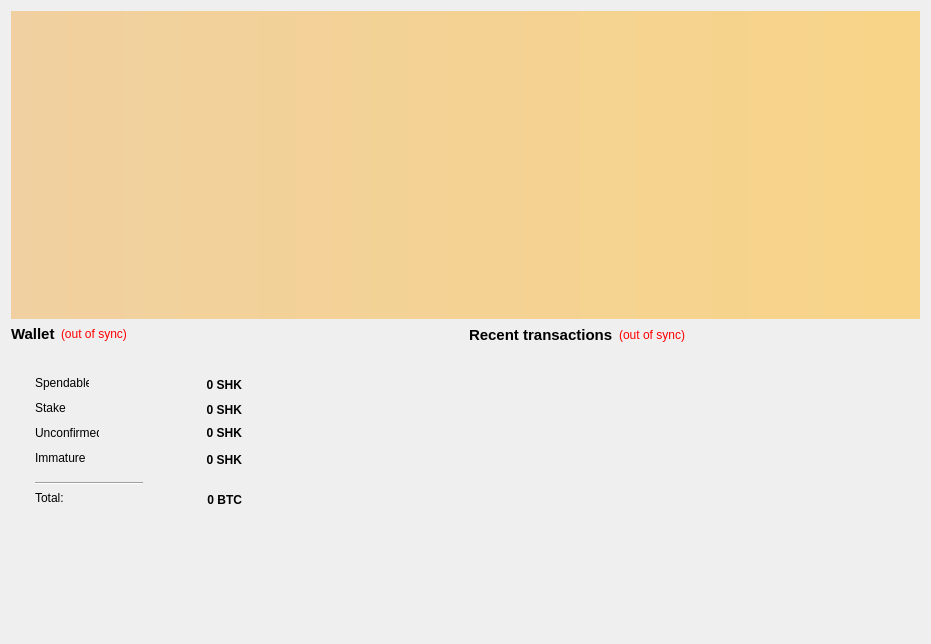
Qt form src/qt/forms/overviewpage.ui (sakhiwahab2019/Sakhi) before a commit.
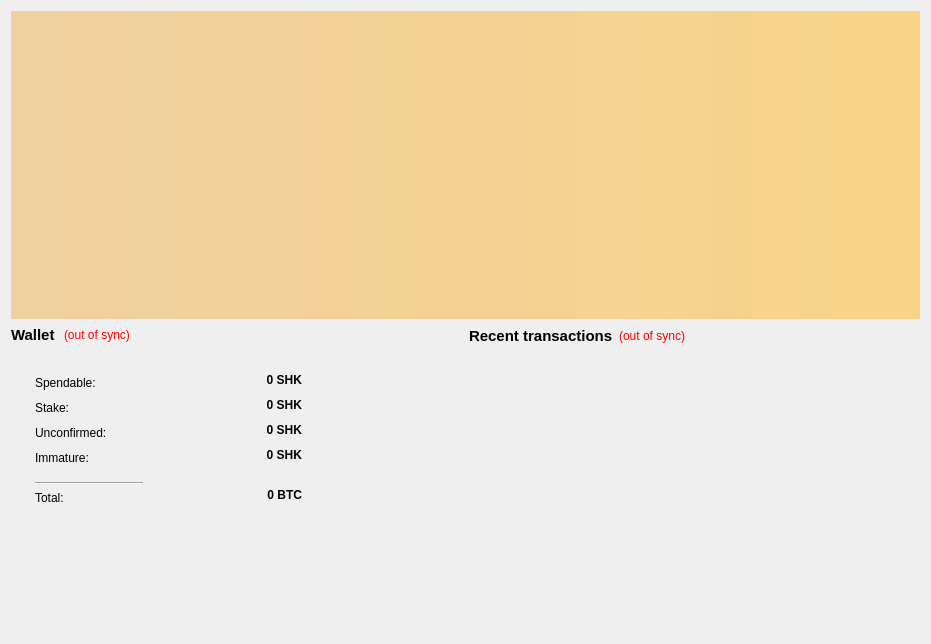
The same form after that commit. Icons and pictures are not drawn.

Diff of the .ui file:
```diff
--- a/src/qt/forms/overviewpage.ui
+++ b/src/qt/forms/overviewpage.ui
@@ -59,7 +59,15 @@
            <set>Qt::AlignJustify|Qt::AlignVCenter</set>
           </property>
          </widget>
-         <widget class="QWidget" name="">
+         <widget class="QWidget" name="layoutWidget">
+          <property name="geometry">
+           <rect>
+            <x>0</x>
+            <y>0</y>
+            <width>119</width>
+            <height>20</height>
+           </rect>
+          </property>
           <layout class="QHBoxLayout" name="horizontalLayout_4">
            <item>
             <widget class="QLabel" name="label_5">
@@ -98,7 +106,7 @@
            <rect>
             <x>24</x>
             <y>50</y>
-            <width>54</width>
+            <width>71</width>
             <height>16</height>
            </rect>
           </property>
@@ -111,7 +119,7 @@
            <rect>
             <x>24</x>
             <y>75</y>
-            <width>31</width>
+            <width>61</width>
             <height>16</height>
            </rect>
           </property>
@@ -122,8 +130,8 @@
          <widget class="QLabel" name="labelBalance">
           <property name="geometry">
            <rect>
-            <x>90</x>
-            <y>50</y>
+            <x>150</x>
+            <y>45</y>
             <width>141</width>
             <height>20</height>
            </rect>
@@ -155,7 +163,7 @@
            <rect>
             <x>24</x>
             <y>100</y>
-            <width>64</width>
+            <width>101</width>
             <height>16</height>
            </rect>
           </property>
@@ -166,8 +174,8 @@
          <widget class="QLabel" name="labelStake">
           <property name="geometry">
            <rect>
-            <x>60</x>
-            <y>75</y>
+            <x>120</x>
+            <y>70</y>
             <width>171</width>
             <height>20</height>
            </rect>
@@ -197,10 +205,10 @@
          <widget class="QLabel" name="labelUnconfirmed">
           <property name="geometry">
            <rect>
-            <x>100</x>
-            <y>100</y>
-            <width>131</width>
-            <height>16</height>
+            <x>140</x>
+            <y>95</y>
+            <width>151</width>
+            <height>20</height>
            </rect>
           </property>
           <property name="font">
@@ -230,7 +238,7 @@
            <rect>
             <x>24</x>
             <y>125</y>
-            <width>50</width>
+            <width>71</width>
             <height>16</height>
            </rect>
           </property>
@@ -241,8 +249,8 @@
          <widget class="QLabel" name="labelImmature">
           <property name="geometry">
            <rect>
-            <x>80</x>
-            <y>125</y>
+            <x>140</x>
+            <y>120</y>
             <width>151</width>
             <height>20</height>
            </rect>
@@ -282,8 +290,8 @@
          <widget class="QLabel" name="labelTotal">
           <property name="geometry">
            <rect>
-            <x>70</x>
-            <y>165</y>
+            <x>130</x>
+            <y>160</y>
             <width>161</width>
             <height>20</height>
            </rect>
@@ -315,7 +323,7 @@
            <rect>
             <x>24</x>
             <y>165</y>
-            <width>28</width>
+            <width>61</width>
             <height>16</height>
            </rect>
           </property>
@@ -356,7 +364,15 @@
            <enum>QAbstractItemView::NoSelection</enum>
           </property>
          </widget>
-         <widget class="QWidget" name="">
+         <widget class="QWidget" name="layoutWidget">
+          <property name="geometry">
+           <rect>
+            <x>0</x>
+            <y>0</y>
+            <width>265</width>
+            <height>22</height>
+           </rect>
+          </property>
           <layout class="QHBoxLayout" name="horizontalLayout_2">
            <item>
             <widget class="QLabel" name="label_4">
```
